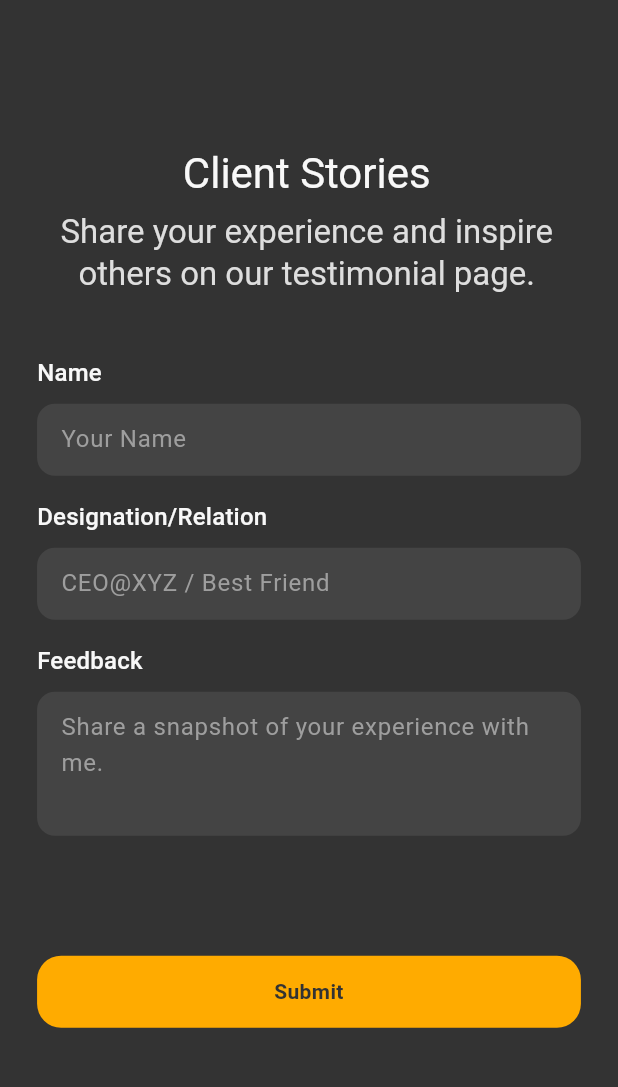
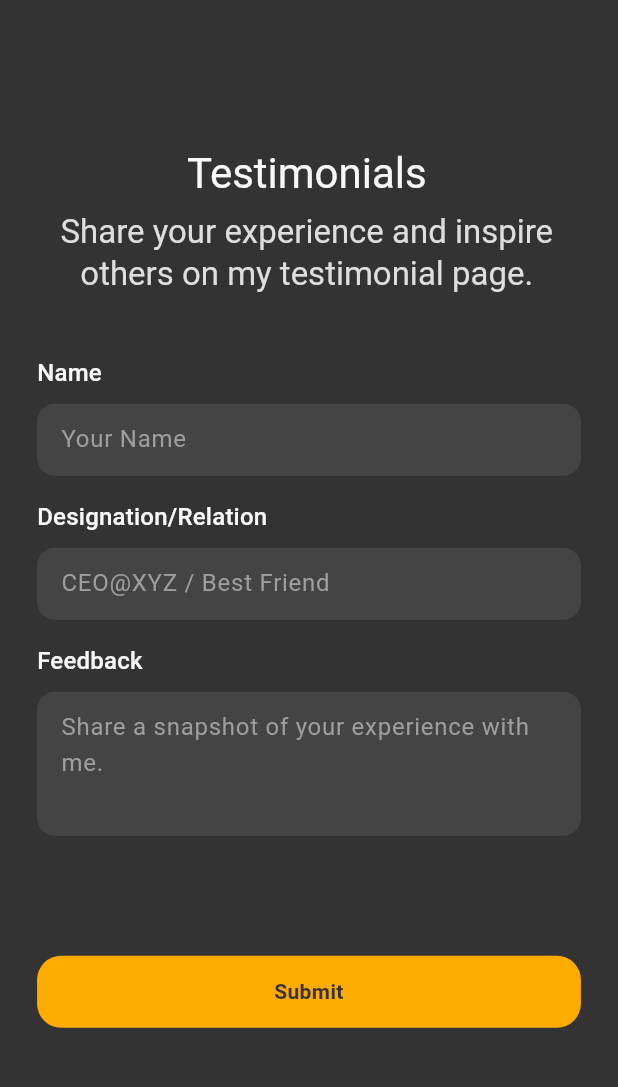
Before and after one commit to Jatin5120/portfolio, a Flutter app: the TestimonialView screen opened by its route, on a phone screen of 412 x 824 dp, the part 77-1164 px from its top. Run offline on Flutter 3.47's test engine with Material 3 defaults, Android fonts, the phone set to English and light mode, and no system bars; our stand-ins replace cloud_firestore, firebase_core, flutter_screenutil, flutter_svg, get, google_fonts and 2 more; accounts and stored records are empty.

Commit message:
feat: testimonials

```diff
--- a/lib/controllers/dashboard/dashboard_controller.dart
+++ b/lib/controllers/dashboard/dashboard_controller.dart
@@ -15,8 +15,9 @@ class DashboardController extends GetxController {
   final DashboardService _service;
 
   final landingKey = GlobalKey();
+  final aboutKey = GlobalKey();
   final projectsKey = GlobalKey();
-  final aboutKey = GlobalKey();
+  final testimonialsKey = GlobalKey();
   final contactKey = GlobalKey();
 
   final Rx<NavItem> _selectedNavItem = NavItem.hero.obs;
@@ -31,11 +32,14 @@ class DashboardController extends GetxController {
 
   List<ProjectsModel> projects = [];
 
+  List<TestimonialModel> testimonials = [];
+
   @override
   void onInit() {
     super.onInit();
     changeDashState(DashState.idle);
     getProjects();
+    getTestimonials();
   }
 
   void precache(BuildContext context) {
@@ -111,4 +115,9 @@ class DashboardController extends GetxController {
     projects = await _service.getProjects();
     update([Projects.updateId]);
   }
+
+  void getTestimonials() async {
+    testimonials = await _service.getTestimonials();
+    update([Testimonials.updateId]);
+  }
 }
--- a/lib/models/models.dart
+++ b/lib/models/models.dart
@@ -3,3 +3,4 @@ export 'links_model.dart';
 export 'projects_model.dart';
 export 'response_models.dart';
 export 'technology_model.dart';
+export 'testimonial_model.dart';
--- /dev/null
+++ b/lib/models/testimonial_model.dart
@@ -0,0 +1,58 @@
+import 'dart:convert';
+
+class TestimonialModel {
+  const TestimonialModel({
+    required this.name,
+    required this.designation,
+    required this.message,
+  });
+
+  factory TestimonialModel.fromMap(Map<String, dynamic> map) {
+    return TestimonialModel(
+      name: map['name'] as String,
+      designation: map['designation'] as String,
+      message: map['message'] as String,
+    );
+  }
+
+  factory TestimonialModel.fromJson(String source) => TestimonialModel.fromMap(json.decode(source) as Map<String, dynamic>);
+
+  final String name;
+  final String designation;
+  final String message;
+
+  TestimonialModel copyWith({
+    String? name,
+    String? designation,
+    String? message,
+  }) {
+    return TestimonialModel(
+      name: name ?? this.name,
+      designation: designation ?? this.designation,
+      message: message ?? this.message,
+    );
+  }
+
+  Map<String, dynamic> toMap() {
+    return <String, dynamic>{
+      'name': name,
+      'designation': designation,
+      'message': message,
+    };
+  }
+
+  String toJson() => json.encode(toMap());
+
+  @override
+  String toString() => 'TestimonialModel(name: $name, designation: $designation, message: $message)';
+
+  @override
+  bool operator ==(covariant TestimonialModel other) {
+    if (identical(this, other)) return true;
+
+    return other.name == name && other.designation == designation && other.message == message;
+  }
+
+  @override
+  int get hashCode => name.hashCode ^ designation.hashCode ^ message.hashCode;
+}
--- a/lib/res/constants/asset_constants.dart
+++ b/lib/res/constants/asset_constants.dart
@@ -15,6 +15,7 @@ class AssetConstants {
   static const String cartoonDp = 'assets/images/cartoon_dp.webp';
   static const String cartoonFull = 'assets/images/cartoon_full.webp';
   static const String contact = 'assets/images/contact.webp';
+  static const String dotBg = 'assets/images/dot_bg.svg';
 
   static const String arrowRight = 'assets/icons/arrow_right.svg';
   static const String github = 'assets/icons/github.svg';
--- a/lib/res/constants/string_contants.dart
+++ b/lib/res/constants/string_contants.dart
@@ -18,13 +18,15 @@ class StringConstants {
 
   static const String projects = 'Projects';
 
-  static const String testimonials = 'Client Stories';
+  static const String testimonials = 'Testimonials';
 
   static const String quickLinks = 'Quick links to get in touch with me';
 
   static const String technicalQuery = 'Do you have a technical or development question? Simply leave a message.';
 
-  static const String addYourTestimonial = 'Share your experience and inspire others on our testimonial page.';
+  static const String addYourTestimonial = 'Share your experience and inspire others on my testimonial page.';
+
+  static const String testimonialDescription = 'People I\'ve worked with have said some nice things...';
 
   static const String emailTitle = 'Feel free to email me at';
   static const String whatsappTitle = 'Let\'s chat over WhatsApp';
--- a/lib/utils/enums.dart
+++ b/lib/utils/enums.dart
@@ -29,7 +29,7 @@ enum NavItem {
   const NavItem(this.label);
   final String label;
 
-  static List<NavItem> get visible => [work, about, contact];
+  static List<NavItem> get visible => [about, work, contact];
 }
 
 enum SocialItem {
--- a/lib/views/dashboard/dashboard_view.dart
+++ b/lib/views/dashboard/dashboard_view.dart
@@ -30,8 +30,9 @@ class DashboardView extends StatelessWidget {
               child: Column(
                 children: [
                   Landing(),
+                  About(),
                   Projects(),
-                  About(),
+                  Testimonials(),
                   Contact(),
                 ],
               ),
--- a/lib/views/dashboard/views/testimonials/testimonials.dart
+++ b/lib/views/dashboard/views/testimonials/testimonials.dart
@@ -1,5 +1,7 @@
+import 'package:flutter/gestures.dart';
 import 'package:flutter/material.dart';
 import 'package:get/get.dart';
+import 'package:infinite_carousel/infinite_carousel.dart';
 import 'package:portfolio/controllers/controllers.dart';
 import 'package:portfolio/res/res.dart';
 import 'package:portfolio/utils/utils.dart';
@@ -7,7 +9,6 @@ import 'package:portfolio/views/views.dart';
 import 'package:portfolio/widgets/widgets.dart';
 
 part 'mobile.dart';
-part 'tablet.dart';
 
 class Testimonials extends StatelessWidget {
   const Testimonials({super.key});
@@ -17,9 +18,8 @@ class Testimonials extends StatelessWidget {
   @override
   Widget build(BuildContext context) {
     return ResponsiveWrapper(
-      key: Get.find<DashboardController>().projectsKey,
+      key: Get.find<DashboardController>().testimonialsKey,
       mobile: const _TestimonialsMobile(),
-      tablet: const _TestimonialsTablet(),
     );
   }
 }
--- a/lib/views/dashboard/views/views.dart
+++ b/lib/views/dashboard/views/views.dart
@@ -2,3 +2,4 @@ export 'about/about.dart';
 export 'contact/contact.dart';
 export 'landing/landing.dart';
 export 'projects/projects.dart';
+export 'testimonials/testimonials.dart';
--- a/lib/views/dashboard/widgets/widgets.dart
+++ b/lib/views/dashboard/widgets/widgets.dart
@@ -6,3 +6,4 @@ export 'loading_projects.dart';
 export 'my_photo.dart';
 export 'project_card.dart';
 export 'quote.dart';
+export 'testimonial_card.dart';
--- a/pubspec.yaml
+++ b/pubspec.yaml
@@ -39,6 +39,7 @@ dependencies:
     sdk: flutter
   get: ^4.6.6
   google_fonts: ^6.1.0
+  infinite_carousel: ^1.1.1
   rive: ^0.12.4
   url_launcher: ^6.2.4
 
```
Also changed, not shown: lib/res/constants/collections.dart (+15 -1 lines), lib/services/dashboard_service.dart (+19 -9 lines), lib/utils/extensions.dart (+32 -0 lines), lib/views/dashboard/views/testimonials/mobile.dart (+35 -25 lines), lib/views/dashboard/views/testimonials/tablet.dart (deleted, +0 -48 lines), lib/views/dashboard/widgets/testimonial_card.dart (added, +47 -0 lines), assets/images/dot_bg.svg (added), pubspec.lock.
